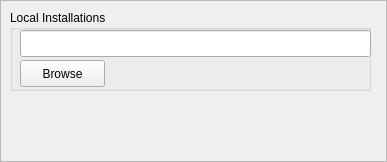
backraw/SteamCMD-GUI-Qt, file serverwindow.ui: the form before one commit.
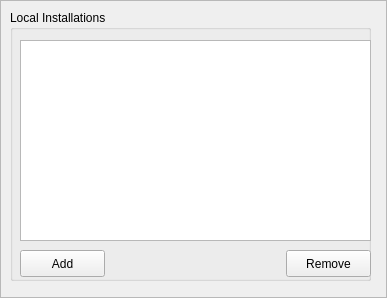
The form after the commit.

Commit message:
serverwindow/ui/Local Installations: Redesign
	- Resize the window and GroupBox 'Local Installations'
	- Change the LineEdit to a ListWidget so we can edit multiple server installations
	- Change button 'Browse' to button 'Add'
	- Add button 'Remove'

```diff
--- a/serverwindow.ui
+++ b/serverwindow.ui
@@ -7,7 +7,7 @@
     <x>0</x>
     <y>0</y>
     <width>387</width>
-    <height>162</height>
+    <height>298</height>
    </rect>
   </property>
   <property name="windowTitle">
@@ -25,33 +25,46 @@
      <x>10</x>
      <y>10</y>
      <width>361</width>
-     <height>81</height>
+     <height>271</height>
     </rect>
    </property>
    <property name="title">
     <string>Local Installations</string>
    </property>
-   <widget class="QLineEdit" name="lineEditLocalInstallationsPath">
+   <widget class="QPushButton" name="pushButtonLocalInstallationsAdd">
     <property name="geometry">
      <rect>
       <x>10</x>
-      <y>20</y>
+      <y>240</y>
+      <width>85</width>
+      <height>27</height>
+     </rect>
+    </property>
+    <property name="text">
+     <string>Add</string>
+    </property>
+   </widget>
+   <widget class="QListWidget" name="listWidgetLocalInstallations">
+    <property name="geometry">
+     <rect>
+      <x>10</x>
+      <y>30</y>
       <width>351</width>
-      <height>27</height>
+      <height>201</height>
      </rect>
     </property>
    </widget>
    <widget class="QPushButton" name="pushButtonLocalInstallationsBrowse">
     <property name="geometry">
      <rect>
-      <x>10</x>
-      <y>50</y>
+      <x>276</x>
+      <y>240</y>
       <width>85</width>
       <height>27</height>
      </rect>
     </property>
     <property name="text">
-     <string>Browse</string>
+     <string>Remove</string>
     </property>
    </widget>
   </widget>
```
Left out of the diff: 2 changed lines with no effect on the pictures. The commit also changes 2 other files.
